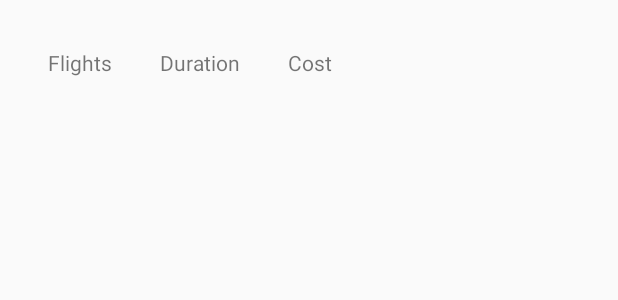
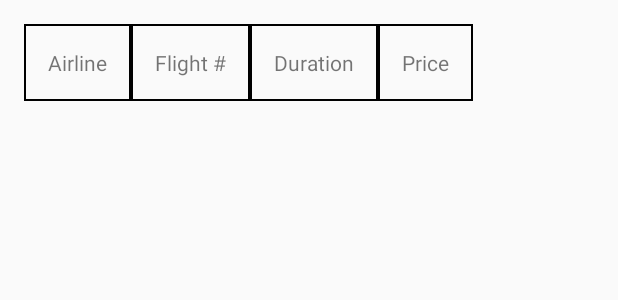
Before and after one commit to sooham/flight.app, an Android app: the layout activity_view_searched_flights.xml on its own in the app's theme, with its tools: preview values and no code run, on a phone screen of 412 x 824 dp. Shown: the top 300 px of the screen. Run offline under Robolectric (Android 15) with nearby library versions, the phone set to English and light mode, and no system bars.

Commit message:
Finished table creation for viewing Flights. Added a few formating files for cells.

```diff
--- a/pIII/FlightApp/app/src/main/AndroidManifest.xml
+++ b/pIII/FlightApp/app/src/main/AndroidManifest.xml
@@ -23,7 +23,7 @@
                 <category android:name="android.intent.category.LAUNCHER" />
             </intent-filter>
         </activity>
-        <activity android:name=".ViewSearchedFlights"></activity>
+        <activity android:name=".ViewSearchedFlights" />
     </application>
 
 </manifest>
--- a/pIII/FlightApp/app/src/main/java/csc207/flightapp/SearchForFlights.java
+++ b/pIII/FlightApp/app/src/main/java/csc207/flightapp/SearchForFlights.java
@@ -33,7 +33,7 @@ public class SearchForFlights extends AppCompatActivity {
         origin = (EditText)findViewById(R.id.origin);
         destination = (EditText)findViewById(R.id.destination);
         departureDate = (EditText)findViewById(R.id.departure_date);
-        Intent intent = new Intent(this, SearchForFlights.class);
+        Intent intent = new Intent(this, ViewSearchedFlights.class);
 
         //passes the input information to the view_view_searched_flights.
         intent.putExtra("ORIGIN", origin.getText().toString());
--- a/pIII/FlightApp/app/src/main/java/csc207/flightapp/UserLogin.java
+++ b/pIII/FlightApp/app/src/main/java/csc207/flightapp/UserLogin.java
@@ -19,7 +19,7 @@ public class UserLogin extends AppCompatActivity {
     /**
      * Calls the SearchForFlights activity if the user entered a valid email and password.
      * Passes the users email as a variable to use in the SearchForFlights activity.
-     * @param view the view where the butoton is pressed.
+     * @param view the view where the button is pressed.
      */
     public void searchFlightIntent(View view) {
         email = (EditText)findViewById(R.id.get_email);
--- /dev/null
+++ b/pIII/FlightApp/app/src/main/res/drawable/cell_shape.xml
@@ -0,0 +1,5 @@
+<shape
+    xmlns:android="http://schemas.android.com/apk/res/android"
+    android:shape= "rectangle"  >
+    <stroke android:width="1.5dp"  android:color="@color/black"/>
+</shape>
--- a/pIII/FlightApp/app/src/main/res/layout/activity_search_for_flights.xml
+++ b/pIII/FlightApp/app/src/main/res/layout/activity_search_for_flights.xml
@@ -57,7 +57,8 @@
         android:id="@+id/search_button"
         android:layout_below="@+id/departure_date"
         android:layout_centerHorizontal="true"
-        android:layout_marginTop="45dp" />
+        android:layout_marginTop="45dp"
+        android:onClick="viewFlights"/>
 
     <TextView
         android:layout_width="wrap_content"
--- a/pIII/FlightApp/app/src/main/res/layout/activity_view_searched_flights.xml
+++ b/pIII/FlightApp/app/src/main/res/layout/activity_view_searched_flights.xml
@@ -7,29 +7,50 @@
     android:paddingLeft="@dimen/activity_horizontal_margin"
     android:paddingRight="@dimen/activity_horizontal_margin"
     android:paddingTop="@dimen/activity_vertical_margin"
-    tools:context=".ViewSearchedFlights">
+    tools:context="csc207.flightapp.ViewSearchedFlights">
 
     <ScrollView
-        android:layout_width="wrap_content"
-        android:layout_height="wrap_content"
-        android:id="@+id/scrollView">
+        android:layout_width="fill_parent"
+        android:layout_height="fill_parent"
+        android:scrollbars="none"
+        android:layout_weight="1">
+        <LinearLayout
+            android:layout_width="fill_parent"
+            android:layout_height="fill_parent"
+            android:orientation="vertical">
 
         <TableLayout
             android:layout_width="match_parent"
             android:layout_height="match_parent"
             android:id="@+id/flight_table">
+
             <TableRow>
                 <TextView
-                    android:text="Flights"
-                    android:padding="@dimen/activity_horizontal_margin"/>
+                    android:text="Airline"
+                    android:padding="@dimen/activity_horizontal_margin"
+                    android:layout_width="fill_parent"
+                    android:background="@drawable/cell_shape"/>
+
+                <TextView
+                    android:text="Flight #"
+                    android:padding="@dimen/activity_horizontal_margin"
+                    android:layout_width="fill_parent"
+                    android:background="@drawable/cell_shape"/>
+
                 <TextView
                     android:text="Duration"
-                    android:padding="@dimen/activity_horizontal_margin"/>
+                    android:padding="@dimen/activity_horizontal_margin"
+                    android:layout_width="fill_parent"
+                    android:background="@drawable/cell_shape"/>
+
                 <TextView
-                    android:text="Cost"
-                    android:padding="@dimen/activity_horizontal_margin"/>
+                    android:text="Price"
+                    android:padding="@dimen/activity_horizontal_margin"
+                    android:layout_width="fill_parent"
+                    android:background="@drawable/cell_shape"/>
             </TableRow>
         </TableLayout>
+        </LinearLayout>
 
     </ScrollView>
 
--- a/pIII/FlightApp/app/src/main/res/values/colors.xml
+++ b/pIII/FlightApp/app/src/main/res/values/colors.xml
@@ -3,4 +3,5 @@
     <color name="colorPrimary">#3F51B5</color>
     <color name="colorPrimaryDark">#303F9F</color>
     <color name="colorAccent">#FF4081</color>
+    <color name="black">#000000</color>
 </resources>
```
Also changed, not shown: pIII/FlightApp/app/src/main/java/csc207/flightapp/ViewSearchedFlights.java (+46 -10 lines).
